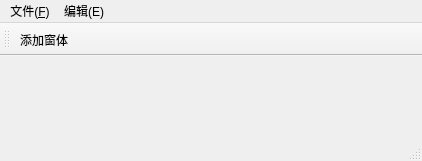
The window that qt/ch1/menu_bar_tool_bar.ui (kobe24o/Python_learning) describes before a commit, drawn with Qt 5.
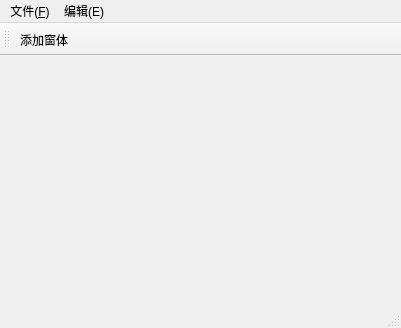
The same window after the commit.

Patch:
```diff
--- a/qt/ch1/menu_bar_tool_bar.ui
+++ b/qt/ch1/menu_bar_tool_bar.ui
@@ -6,20 +6,32 @@
    <rect>
     <x>0</x>
     <y>0</y>
-    <width>422</width>
-    <height>161</height>
+    <width>401</width>
+    <height>328</height>
    </rect>
   </property>
   <property name="windowTitle">
    <string>MainWindow</string>
   </property>
-  <widget class="QWidget" name="centralwidget"/>
+  <widget class="QWidget" name="centralwidget">
+   <widget class="QWidget" name="gridLayoutWidget">
+    <property name="geometry">
+     <rect>
+      <x>50</x>
+      <y>70</y>
+      <width>171</width>
+      <height>91</height>
+     </rect>
+    </property>
+    <layout class="QGridLayout" name="_2"/>
+   </widget>
+  </widget>
   <widget class="QMenuBar" name="menubar">
    <property name="geometry">
     <rect>
      <x>0</x>
      <y>0</y>
-     <width>422</width>
+     <width>401</width>
      <height>26</height>
     </rect>
    </property>
```
